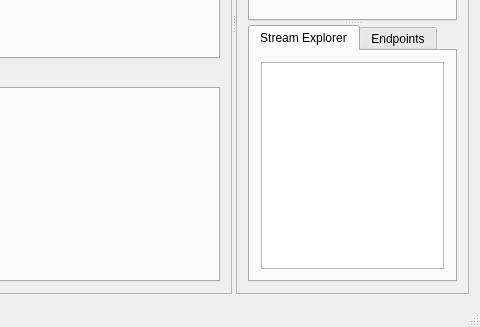
Qt form Monarch-Connect/mainwindow.ui (Toms42/Monarch-Connect) before a commit; both pictures show x 704 to 1184 and y 295 to 622 of the 1184 by 622 pixel window.
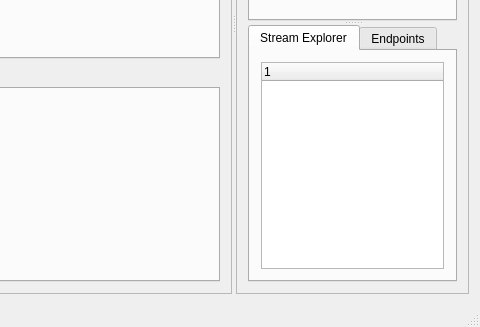
The same form after that commit.

Patch:
```diff
--- a/Monarch-Connect/mainwindow.ui
+++ b/Monarch-Connect/mainwindow.ui
@@ -319,7 +319,13 @@
             </attribute>
             <layout class="QGridLayout" name="gridLayout_9">
              <item row="0" column="0">
-              <widget class="QTreeView" name="treeView_5"/>
+              <widget class="QTreeWidget" name="treeWidget_5">
+               <column>
+                <property name="text">
+                 <string notr="true">1</string>
+                </property>
+               </column>
+              </widget>
              </item>
             </layout>
            </widget>
```
Left out of the diff: 2 changed lines with no effect on the pictures.
